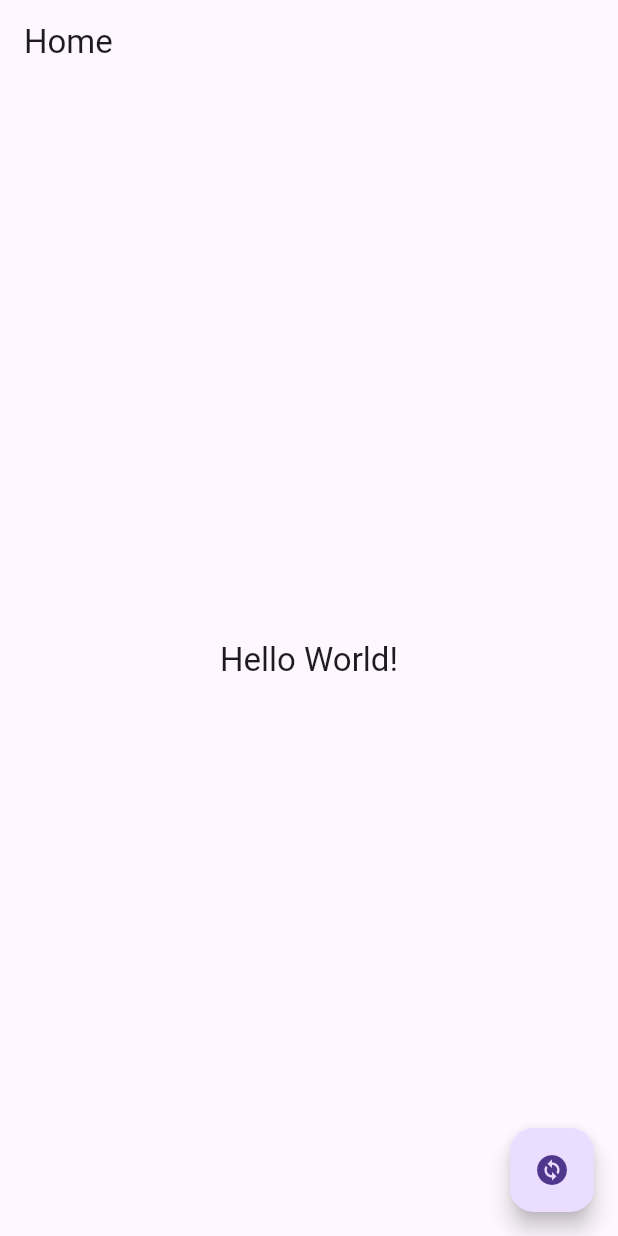
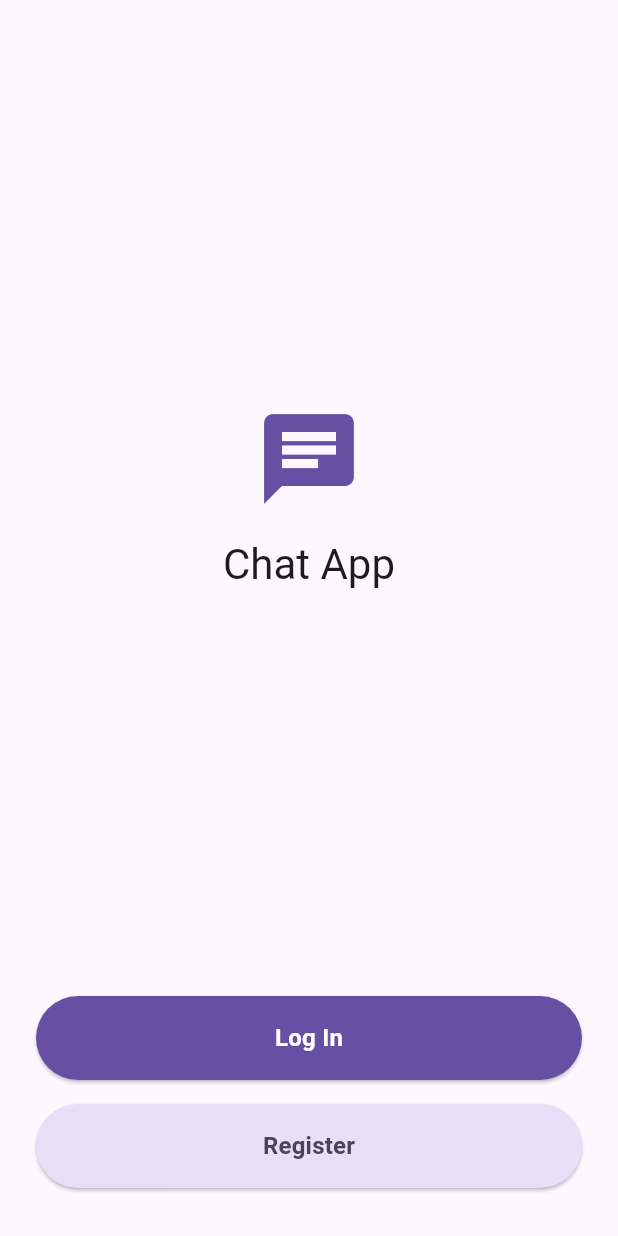
Before and after one commit to kywsta/flutter_chat_app, a Flutter app: the screen it shows after launch, on a phone screen of 412 x 824 dp. Run offline on Flutter 3.47's test engine with Material 3 defaults, Android fonts, the phone set to English and light mode, and no system bars; our stand-ins replace flutter_bloc.

Commit message:
Implement landing page

```diff
--- a/lib/app.dart
+++ b/lib/app.dart
@@ -1,5 +1,6 @@
 import 'package:flutter/material.dart';
 import 'package:flutter_bloc/flutter_bloc.dart';
+import 'package:flutter_chat_app/features/home/presentation/landing_page.dart';
 import 'package:flutter_chat_app/shared/theme/app_theme_cubit.dart';
 
 class App extends StatelessWidget {
@@ -15,39 +16,10 @@ class App extends StatelessWidget {
         builder: (context) {
           return MaterialApp(
             theme: context.watch<AppThemeCubit>().state,
-            home: const HomeScreen(),
+            home: const LandingPage(),
           );
         },
       ),
     );
   }
 }
-
-class HomeScreen extends StatelessWidget {
-  const HomeScreen({super.key});
-
-  @override
-  Widget build(BuildContext context) {
-    final theme = Theme.of(context);
-    return Scaffold(
-      appBar: AppBar(
-        title: const Text('Home'),
-      ),
-      body: Center(
-        child: Text(
-          'Hello World!',
-          style: theme.textTheme.titleLarge!.copyWith(
-            color: theme.colorScheme.onSurface,
-          ),
-          textAlign: TextAlign.center,
-        ),
-      ),
-      floatingActionButton: FloatingActionButton(
-        onPressed: () {
-          context.read<AppThemeCubit>().toggleTheme();
-        },
-        child: const Icon(Icons.change_circle),
-      ),
-    );
-  }
-}
--- /dev/null
+++ b/lib/features/home/presentation/landing_page.dart
@@ -0,0 +1,88 @@
+import 'package:flutter/material.dart';
+
+class LandingPage extends StatelessWidget {
+  const LandingPage({super.key});
+
+  @override
+  Widget build(BuildContext context) {
+    final theme = Theme.of(context);
+
+    return Scaffold(
+      body: SafeArea(
+        child: Padding(
+          padding: const EdgeInsets.symmetric(horizontal: 24.0),
+          child: Column(
+            children: [
+              Expanded(
+                child: Center(
+                  child: _buildAppBrand(theme),
+                ),
+              ),
+              Column(
+                crossAxisAlignment: CrossAxisAlignment.stretch,
+                children: [
+                  _buildLoginButton(theme),
+                  const SizedBox(height: 16),
+                  _buildRegisterButton(theme),
+                  const SizedBox(height: 32), // Bottom padding
+                ],
+              ),
+            ],
+          ),
+        ),
+      ),
+    );
+  }
+
+  Widget _buildAppBrand(ThemeData theme) {
+    return Column(
+      mainAxisSize: MainAxisSize.min,
+      children: [
+        Icon(Icons.chat, size: 72, color: theme.colorScheme.primary),
+        const SizedBox(height: 16),
+        Text(
+          'Chat App',
+          style: theme.textTheme.headlineMedium,
+        ),
+      ],
+    );
+  }
+
+  Widget _buildLoginButton(ThemeData theme) {
+    return ElevatedButton(
+      onPressed: () {
+        // TODO: Navigate to login page
+      },
+      style: ElevatedButton.styleFrom(
+        backgroundColor: theme.colorScheme.primary,
+        foregroundColor: theme.colorScheme.onPrimary,
+        textStyle: theme.textTheme.titleMedium!.copyWith(
+          fontWeight: FontWeight.bold,
+        ),
+        minimumSize: const Size.fromHeight(56),
+      ),
+      child: const Text(
+        'Log In',
+      ),
+    );
+  }
+
+  Widget _buildRegisterButton(ThemeData theme) {
+    return ElevatedButton(
+      onPressed: () {
+        // TODO: Navigate to register page
+      },
+      style: ElevatedButton.styleFrom(
+        backgroundColor: theme.colorScheme.secondaryContainer,
+        foregroundColor: theme.colorScheme.onSecondaryContainer,
+        textStyle: theme.textTheme.titleMedium!.copyWith(
+          fontWeight: FontWeight.bold,
+        ),
+        minimumSize: const Size.fromHeight(56),
+      ),
+      child: const Text(
+        'Register',
+      ),
+    );
+  }
+}
```
Also changed, not shown: 1 other file.
